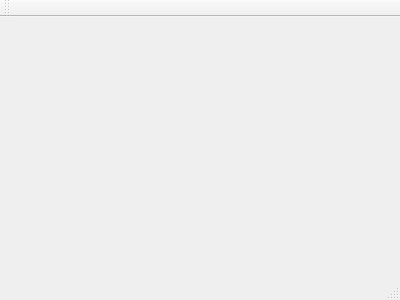
Qt form FaceFinder/MainWindow.ui (raptorswing/FaceFinder) before a commit.
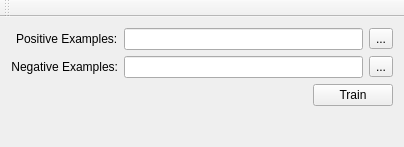
The same form after that commit.

```diff
--- a/FaceFinder/MainWindow.ui
+++ b/FaceFinder/MainWindow.ui
@@ -1,24 +1,130 @@
 <ui version="4.0">
  <class>MainWindow</class>
- <widget class="QMainWindow" name="MainWindow" >
-  <property name="geometry" >
+ <widget class="QMainWindow" name="MainWindow">
+  <property name="geometry">
    <rect>
     <x>0</x>
     <y>0</y>
-    <width>400</width>
-    <height>300</height>
+    <width>404</width>
+    <height>147</height>
    </rect>
   </property>
   <property name="windowTitle" >
    <string>MainWindow</string>
   </property>
-  <widget class="QMenuBar" name="menuBar" />
-  <widget class="QToolBar" name="mainToolBar" />
-  <widget class="QWidget" name="centralWidget" />
-  <widget class="QStatusBar" name="statusBar" />
+  <widget class="QWidget" name="centralWidget">
+   <layout class="QFormLayout" name="formLayout">
+    <property name="labelAlignment">
+     <set>Qt::AlignRight|Qt::AlignTrailing|Qt::AlignVCenter</set>
+    </property>
+    <item row="0" column="0">
+     <widget class="QLabel" name="label">
+      <property name="text">
+       <string>Positive Examples:</string>
+      </property>
+     </widget>
+    </item>
+    <item row="0" column="1">
+     <layout class="QHBoxLayout" name="horizontalLayout_2">
+      <item>
+       <widget class="QLineEdit" name="positiveExamplesPathEdit">
+        <property name="readOnly">
+         <bool>true</bool>
+        </property>
+       </widget>
+      </item>
+      <item>
+       <widget class="QToolButton" name="positiveBrowseButton">
+        <property name="text">
+         <string>...</string>
+        </property>
+       </widget>
+      </item>
+     </layout>
+    </item>
+    <item row="1" column="0">
+     <widget class="QLabel" name="label_2">
+      <property name="text">
+       <string>Negative Examples:</string>
+      </property>
+      <property name="alignment">
+       <set>Qt::AlignRight|Qt::AlignTrailing|Qt::AlignVCenter</set>
+      </property>
+     </widget>
+    </item>
+    <item row="1" column="1">
+     <layout class="QHBoxLayout" name="horizontalLayout">
+      <item>
+       <widget class="QLineEdit" name="negativeExamplesPathEdit">
+        <property name="readOnly">
+         <bool>true</bool>
+        </property>
+       </widget>
+      </item>
+      <item>
+       <widget class="QToolButton" name="negativeBrowseButton">
+        <property name="text">
+         <string>...</string>
+        </property>
+       </widget>
+      </item>
+     </layout>
+    </item>
+    <item row="2" column="1">
+     <layout class="QHBoxLayout" name="horizontalLayout_3">
+      <property name="spacing">
+       <number>0</number>
+      </property>
+      <item>
+       <spacer name="horizontalSpacer">
+        <property name="orientation">
+         <enum>Qt::Horizontal</enum>
+        </property>
+        <property name="sizeHint" stdset="0">
+         <size>
+          <width>40</width>
+          <height>20</height>
+         </size>
+        </property>
+       </spacer>
+      </item>
+      <item>
+       <widget class="QPushButton" name="trainButton">
+        <property name="sizePolicy">
+         <sizepolicy hsizetype="Maximum" vsizetype="Fixed">
+          <horstretch>0</horstretch>
+          <verstretch>0</verstretch>
+         </sizepolicy>
+        </property>
+        <property name="text">
+         <string>Train</string>
+        </property>
+       </widget>
+      </item>
+     </layout>
+    </item>
+   </layout>
+  </widget>
+  <widget class="QMenuBar" name="menuBar">
+   <property name="geometry">
+    <rect>
+     <x>0</x>
+     <y>0</y>
+     <width>404</width>
+     <height>21</height>
+    </rect>
+   </property>
+  </widget>
+  <widget class="QToolBar" name="mainToolBar">
+   <attribute name="toolBarArea">
+    <enum>TopToolBarArea</enum>
+   </attribute>
+   <attribute name="toolBarBreak">
+    <bool>false</bool>
+   </attribute>
+  </widget>
  </widget>
- <layoutDefault spacing="6" margin="11" />
- <pixmapfunction></pixmapfunction>
+ <layoutdefault spacing="6" margin="11"/>
  <resources/>
  <connections/>
 </ui>
```
Left out of the diff: 5 changed lines with no effect on the pictures.
